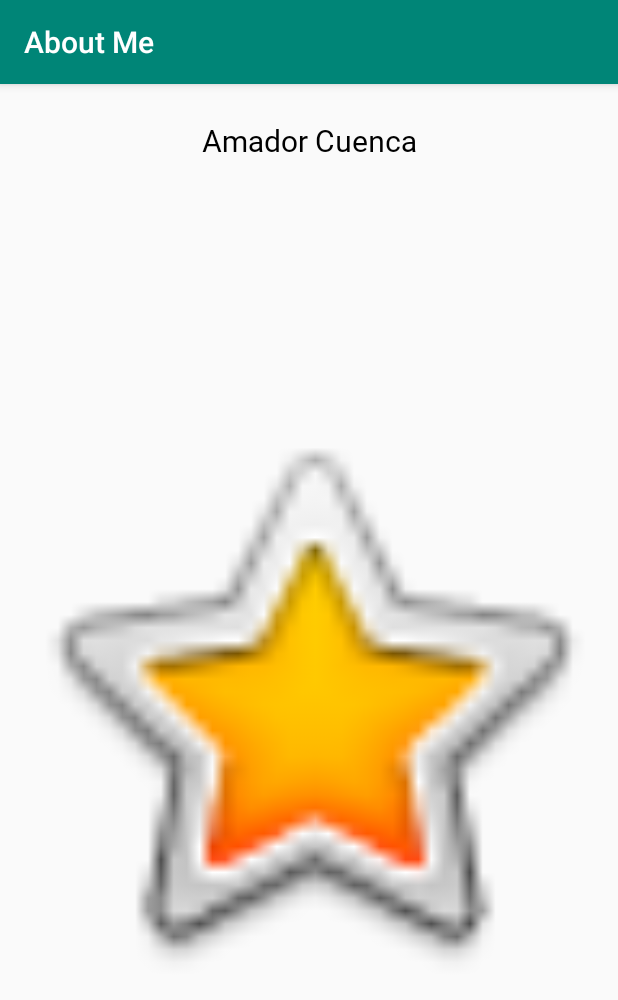
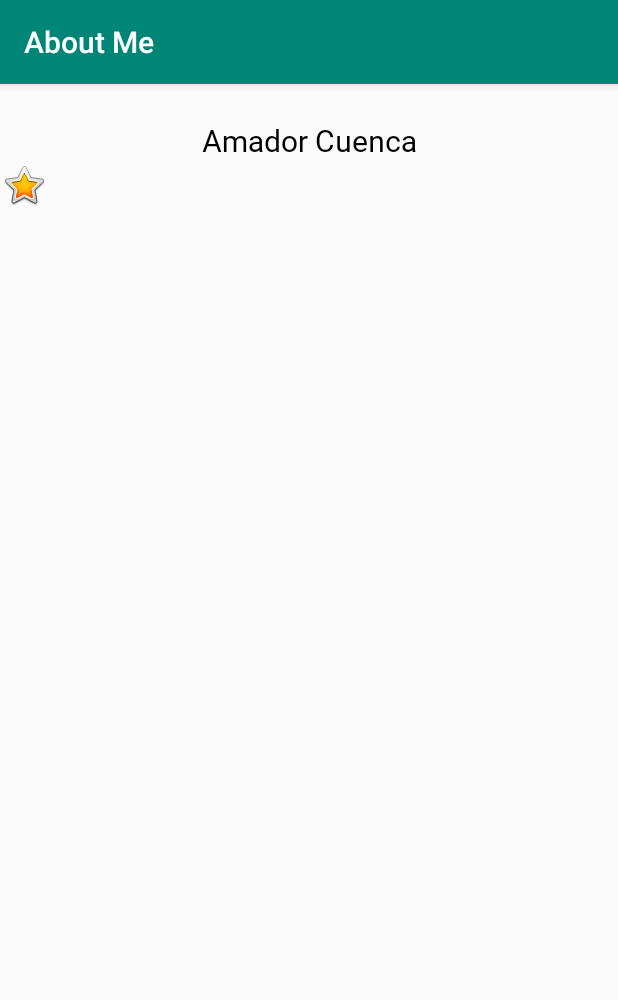
Before and after one commit to acuencadev/About-Me, an Android app: the screen it shows after launch (MainActivity), on a phone screen of 412 x 824 dp. Shown: the top 1000 px of the screen. Run offline under Robolectric (Android 15) with nearby library versions, the phone set to English and light mode, and no system bars.

Commit message:
refactor: Change Star Image Scale type

```diff
--- a/app/src/main/res/layout/activity_main.xml
+++ b/app/src/main/res/layout/activity_main.xml
@@ -22,6 +22,7 @@
             app:srcCompat="@android:drawable/btn_star_big_on"
             android:id="@+id/star_image"
             android:layout_weight="1"
-            android:contentDescription="@string/yellow_star"/>
+            android:contentDescription="@string/yellow_star"
+            android:scaleType="matrix"/>
 
 </LinearLayout>
```
